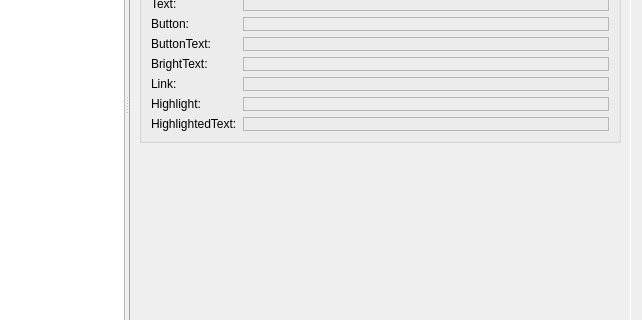
This is DatabaseAnime/settings.ui in LibertaSoft/DatabaseAnime as Qt 5 draws it before an edit; both pictures show x 86 to 728 and y 201 to 521 of the 728 by 637 pixel window. The edited form follows.
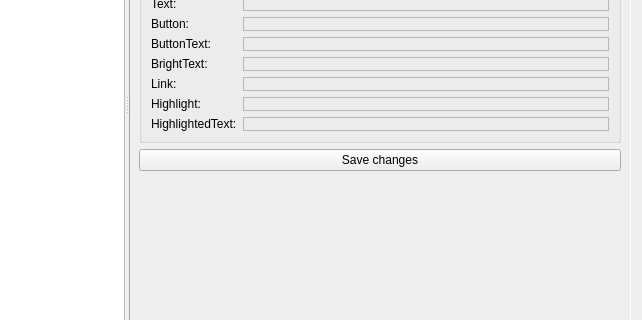
This is the edited form. Icons and pictures are not drawn. Custom widgets are drawn as their Qt base class.

Commit message: Fix: Duplicate System style, on press Accept button, button for save changes in style, fix: duplicate DirSeparator in style manager

```diff
--- a/DatabaseAnime/settings.ui
+++ b/DatabaseAnime/settings.ui
@@ -1178,6 +1178,13 @@
           </layout>
          </widget>
         </item>
+        <item row="3" column="0" colspan="2">
+         <widget class="QPushButton" name="PButton_Style_SaveChanges">
+          <property name="text">
+           <string>Save changes</string>
+          </property>
+         </widget>
+        </item>
        </layout>
       </widget>
      </widget>
```
The commit also changes 3 other files.
